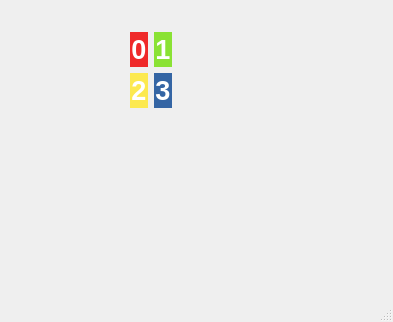
Above: qtc_layout/mainwindow.ui from korhanmd/pyqt-practice before the change. Below: the same form after it.
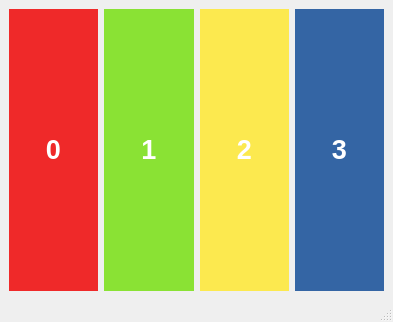
That is the form after the change.

Commit message: Set a main layout

```diff
--- a/qtc_layout/mainwindow.ui
+++ b/qtc_layout/mainwindow.ui
@@ -14,17 +14,6 @@
    <string>MainWindow</string>
   </property>
   <widget class="QWidget" name="centralwidget">
-   <widget class="QWidget" name="">
-    <property name="geometry">
-     <rect>
-      <x>130</x>
-      <y>32</y>
-      <width>42</width>
-      <height>76</height>
-     </rect>
-    </property>
-    <layout class="QVBoxLayout" name="verticalLayout">
-     <item>
       <layout class="QHBoxLayout" name="horizontalLayout">
        <item>
         <widget class="QLabel" name="label">
@@ -935,10 +924,6 @@
          </property>
         </widget>
        </item>
-      </layout>
-     </item>
-     <item>
-      <layout class="QHBoxLayout" name="horizontalLayout_2">
        <item>
         <widget class="QLabel" name="label_3">
          <property name="palette">
@@ -1844,9 +1829,6 @@
         </widget>
        </item>
       </layout>
-     </item>
-    </layout>
-   </widget>
   </widget>
   <widget class="QMenuBar" name="menubar">
    <property name="geometry">
```
Lines whose indentation alone changed are shown as unchanged.
